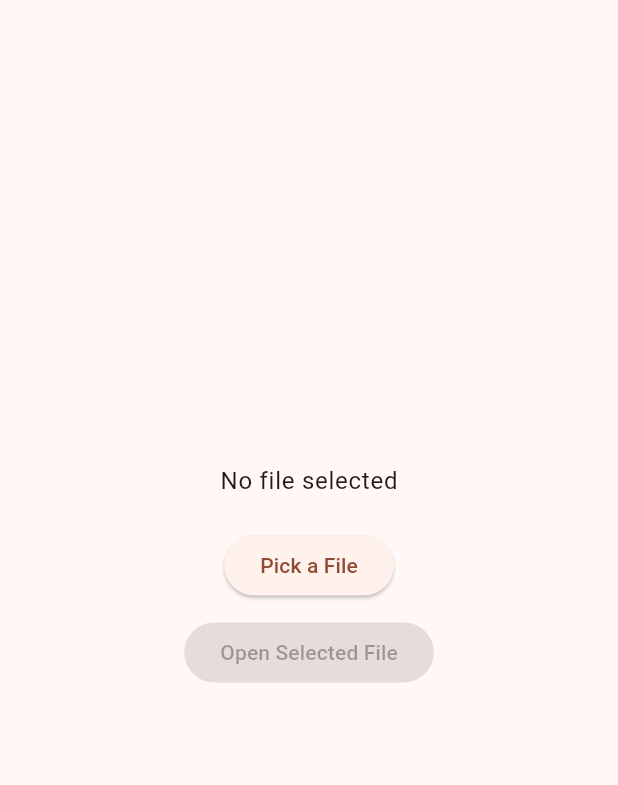
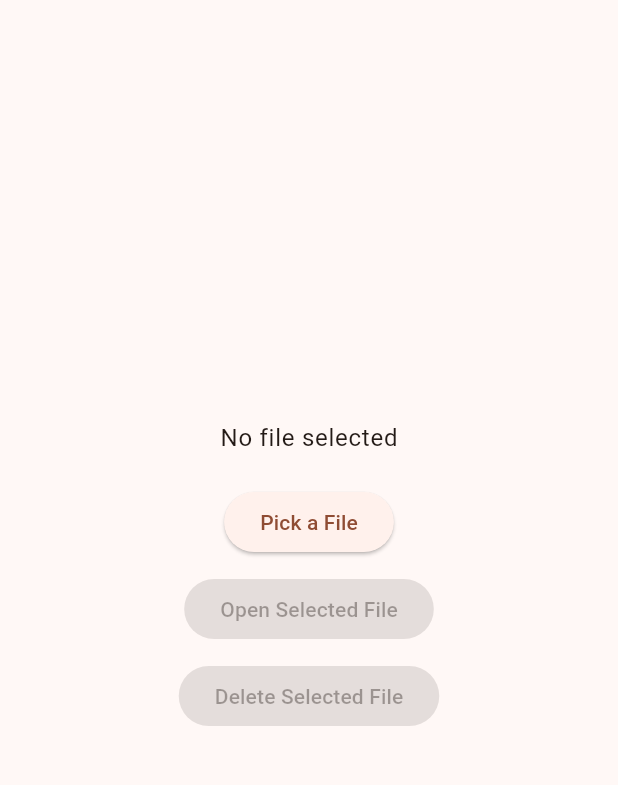
Before and after one commit to Mo-me-0/digital_bookshelf, a Flutter app: the screen it shows after launch, on a phone screen of 412 x 824 dp, the part 84-869 px from its top. Run offline on Flutter 3.47's test engine with Material 3 defaults, Android fonts, the phone set to English and light mode, and no system bars; our stand-ins replace file_picker, open_filex.

Commit message:
file delete logic

```diff
--- a/lib/main.dart
+++ b/lib/main.dart
@@ -1,3 +1,4 @@
+import 'dart:io';
 import 'package:flutter/material.dart';
 import 'package:file_picker/file_picker.dart';
 import 'package:open_filex/open_filex.dart'; // Import open_filex to handle opening files using default system apps
@@ -71,6 +72,43 @@ class _HomePageState extends State<HomePage> {
     }
   }
 
+  /// Method to delete the selected file from the device
+  Future<void> _deleteFile() async {
+    if (_selectedFilePath != null) {
+      try {
+        final file = File(_selectedFilePath!);
+        if (await file.exists()) {
+          await file.delete();
+
+          if (mounted) {
+            ScaffoldMessenger.of(context).showSnackBar(
+              const SnackBar(content: Text('File deleted successfully')),
+            );
+          }
+
+          // Clear current file selection selection state
+          setState(() {
+            _selectedFileName = null;
+            _selectedFilePath = null;
+          });
+        } else {
+          if (mounted) {
+            ScaffoldMessenger.of(context).showSnackBar(
+              const SnackBar(content: Text('File does not exist')),
+            );
+          }
+        }
+      } catch (e) {
+        debugPrint('Error deleting file: $e');
+        if (mounted) {
+          ScaffoldMessenger.of(context).showSnackBar(
+            SnackBar(content: Text('Error deleting file: $e')),
+          );
+        }
+      }
+    }
+  }
+
   @override
   Widget build(BuildContext context) {
     return Scaffold(
@@ -99,6 +137,16 @@ class _HomePageState extends State<HomePage> {
               onPressed: _selectedFilePath != null ? _openFile : null,
               child: const Text('Open Selected File'),
             ),
+            const SizedBox(height: 10),
+            // Button to delete the selected file
+            ElevatedButton(
+              onPressed: _selectedFilePath != null ? _deleteFile : null,
+              style: ElevatedButton.styleFrom(
+                backgroundColor: Colors.red,
+                foregroundColor: Colors.white,
+              ),
+              child: const Text('Delete Selected File'),
+            ),
           ],
         ),
       ),
```
Also changed, not shown: 1 other file.
